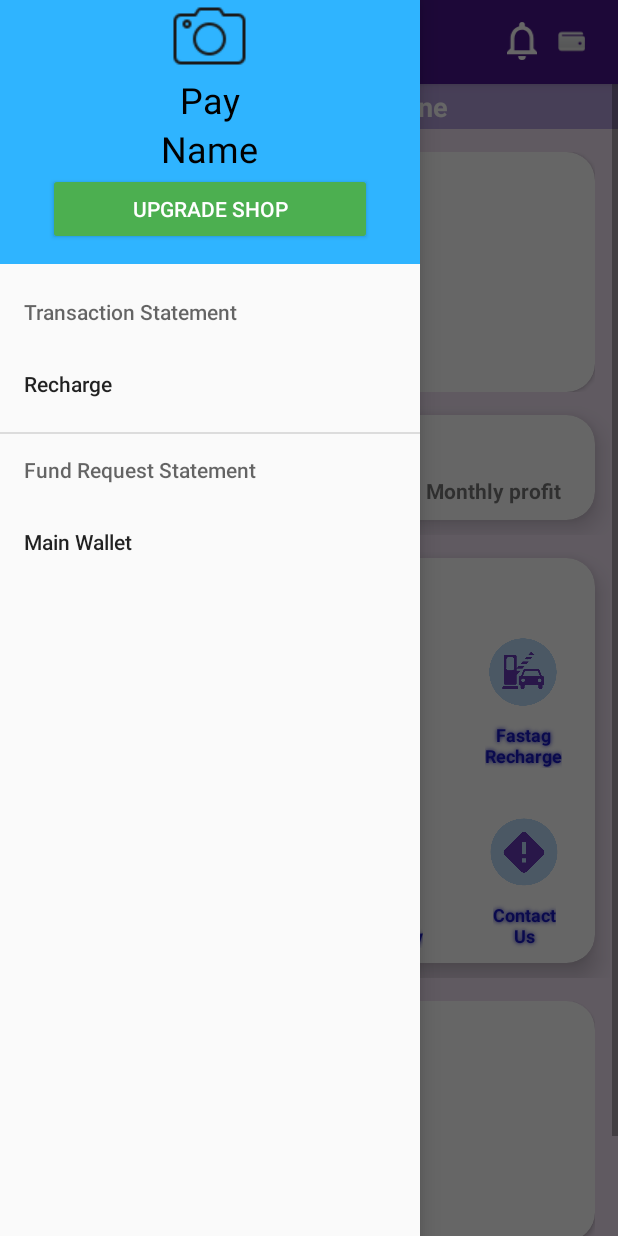
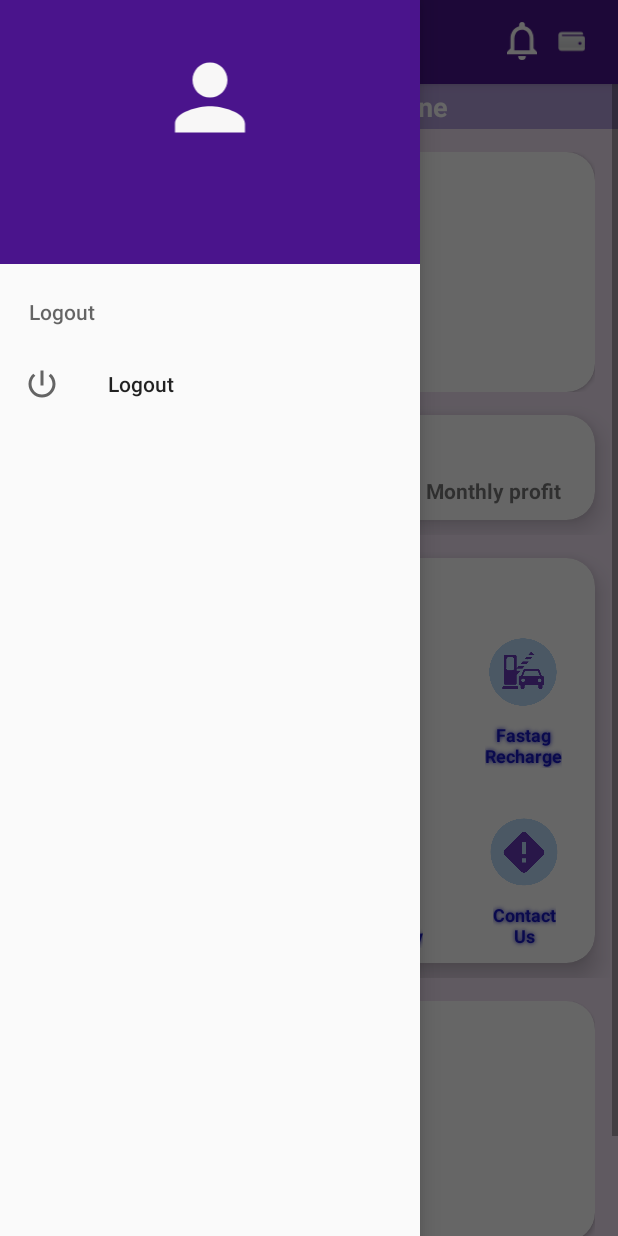
Before and after one commit to souradip-swipecare/swipe-care-demorecharrgeapp, an Android app: the MainActivity screen opened directly, with no data from a screen before it, with the side drawer open, on a phone screen of 412 x 824 dp. Run offline under Robolectric (Android 15) with nearby library versions, the phone set to English and light mode, and no system bars; our stand-ins replace CircleImageView; libraries missing offline, so code that uses them is left out: com.daimajia.slider; plain views replace SliderLayout; Roboto replaces fonts that are not available here; 7 statements that could not run were skipped.

Commit message:
added new fetaures

```diff
--- a/app/src/main/java/com/swipecare/payments/Fundpage.kt
+++ b/app/src/main/java/com/swipecare/payments/Fundpage.kt
@@ -157,6 +157,7 @@ class Fundpage : AppCompatActivity() {
                 it.putExtra("qrImage", profitresponse.qrImage )
                 it.putExtra("signature", profitresponse.signature )
                 startActivity(it)
+                finish()
 
             }
         }
--- a/app/src/main/java/com/swipecare/payments/MainActivity.java
+++ b/app/src/main/java/com/swipecare/payments/MainActivity.java
@@ -87,6 +87,7 @@ public class MainActivity extends AppCompatActivity implements NavigationView.On
     TextView textview_main_balance ;
     TextView textview_aeps_balance;
     TextView today_profit, monthly_profit ;
+    LinearLayout nav_wallet_request_reportt,nav_statementt;
 
 
 
@@ -221,7 +222,7 @@ public class MainActivity extends AppCompatActivity implements NavigationView.On
         kyc = findViewById(R.id.kyc);
 
 //        textview_main_balance.setText("" + SharePrfeManager.getInstance(MainActivity.this).mGetMainBalance());
-      //  today_profit.setText("₹ " + SharePrfeManager.getInstance(MainActivity.this).mGetMainBalance());
+        //  today_profit.setText("₹ " + SharePrfeManager.getInstance(MainActivity.this).mGetMainBalance());
 
 
         prepaidRecharge = findViewById(R.id.prepaid_recharge);
@@ -234,7 +235,23 @@ public class MainActivity extends AppCompatActivity implements NavigationView.On
                 startActivity(new Intent(MainActivity.this, DTH.class));
             }
         });
-//        swipeWallet = findViewById(R.id.swipe_wallet);
+        nav_wallet_request_reportt = findViewById(R.id.nav_wallet_request_reportt);
+        nav_wallet_request_reportt.setOnClickListener(new View.OnClickListener() {
+            @Override
+            public void onClick(View v) {
+                startActivity(new Intent(MainActivity.this, AccountStatementTransactionsActivity.class));
+            }
+        });
+        nav_statementt = findViewById(R.id.nav_statementt);
+        nav_statementt.setOnClickListener(new View.OnClickListener() {
+            @Override
+            public void onClick(View v) {
+                Intent intent = new Intent(MainActivity.this, TransactionReports.class);
+                intent.putExtra("type", "rechargestatement");
+                startActivity(intent);
+            }
+        });
+        //        swipeWallet = findViewById(R.id.swipe_wallet);
 //        swipeWallet.setOnClickListener(new View.OnClickListener() {
 //            @Override
 //            public void onClick(View v) {
@@ -338,12 +355,12 @@ public class MainActivity extends AppCompatActivity implements NavigationView.On
             mDemoSlider.addSlider(textSliderView);
             mDemoSlider.setPresetTransformer(SliderLayout.Transformer.Default);
         }
-//        View headerView = navigationView.getHeaderView(0);
-//        textview_name = headerView.findViewById(R.id.textview_name);
-//        textview_mobile = headerView.findViewById(R.id.textview_mobile);
+        View headerView = navigationView.getHeaderView(0);
+        textview_name = headerView.findViewById(R.id.textview_name);
+        textview_mobile = headerView.findViewById(R.id.textview_mobile);
 //
-//        textview_name.setText(SharePrfeManager.getInstance(MainActivity.this).mGetName());
-//        textview_mobile.setText(SharePrfeManager.getInstance(MainActivity.this).mGetMobile());
+        textview_name.setText(SharePrfeManager.getInstance(MainActivity.this).mGetName());
+        textview_mobile.setText(SharePrfeManager.getInstance(MainActivity.this).mGetMobile());
 
         // bottom navigation
         BottomNavigationView bottomNavigationView = findViewById(R.id.bottom_navigation_view);
@@ -409,12 +426,16 @@ public class MainActivity extends AppCompatActivity implements NavigationView.On
         } else if (id == R.id.nav_wallet_request_report) {
             Intent intent = new Intent(MainActivity.this, AccountStatementTransactionsActivity.class);
 //            intent.putExtra("type", "fundrequest");
-            startActivity(intent);
         } else if (id == R.id.payout_report) {
             Intent intent = new Intent(this, PayoutReportActivity.class);
             startActivity(intent);
             return true;
-        } else if (id == R.id.home) {
+        }  else if (id == R.id.actionLogout) {
+            SharePrfeManager.getInstance(MainActivity.this).mLogout();
+            startActivity(new Intent(MainActivity.this, Login.class));
+            finish();
+            return true;
+        }else if (id == R.id.home) {
             startActivity(new Intent(this, MainActivity.class));
             return true;
         } else if (id == R.id.my_reports) {
@@ -611,7 +632,7 @@ public class MainActivity extends AppCompatActivity implements NavigationView.On
                                 // TODO: change this later. don't forget
                                 textview_main_balance.setText(" ₹ " + data.getString("mainwallet"));
                                 Log.e("TAG", "onPostExecute: "+textview_main_balance );
-                               // monthly_profit.setText(" ₹ " + data.getString("month"));
+                                // monthly_profit.setText(" ₹ " + data.getString("month"));
                             }
                         }
                     } catch (JSONException e) {
@@ -673,7 +694,7 @@ public class MainActivity extends AppCompatActivity implements NavigationView.On
 
                 //Do something with the JSON string
 
-             //   Log.e("data", result);
+                //   Log.e("data", result);
 
                 if (!result.equals("")) {
                     try {
--- a/app/src/main/java/com/swipecare/payments/TransactionReports/TransactionReportsCardAdapter.java
+++ b/app/src/main/java/com/swipecare/payments/TransactionReports/TransactionReportsCardAdapter.java
@@ -35,7 +35,7 @@ public class TransactionReportsCardAdapter extends RecyclerView.Adapter<Transact
         viewHolder.textview_number.setText(items.getNumber());
         viewHolder.textview_refno.setText(items.getRefno());
         viewHolder.textview_amount.setText(items.getAmount());
-        viewHolder.textview_profit.setText(items.getProfit());
+//        viewHolder.textview_profit.setText(items.getProfit());
         viewHolder.textview_mobile.setText(items.getMobile());
         viewHolder.textview_date.setText(items.getCreated_at());
         viewHolder.textview_status.setText(items.getStatus());
--- a/app/src/main/res/drawable/person_icon_black.xml
+++ b/app/src/main/res/drawable/person_icon_black.xml
@@ -1,5 +1,5 @@
-<vector android:alpha="0.19" android:height="24dp"
+<vector android:alpha="1" android:height="24dp"
     android:viewportHeight="24.0" android:viewportWidth="24.0"
     android:width="24dp" xmlns:android="http://schemas.android.com/apk/res/android">
-    <path android:fillColor="#FF000000" android:pathData="M12,12c2.21,0 4,-1.79 4,-4s-1.79,-4 -4,-4 -4,1.79 -4,4 1.79,4 4,4zM12,14c-2.67,0 -8,1.34 -8,4v2h16v-2c0,-2.66 -5.33,-4 -8,-4z"/>
+    <path android:fillColor="#F8F7F7" android:pathData="M12,12c2.21,0 4,-1.79 4,-4s-1.79,-4 -4,-4 -4,1.79 -4,4 1.79,4 4,4zM12,14c-2.67,0 -8,1.34 -8,4v2h16v-2c0,-2.66 -5.33,-4 -8,-4z"/>
 </vector>
--- a/app/src/main/res/layout/app_bar_main.xml
+++ b/app/src/main/res/layout/app_bar_main.xml
@@ -33,9 +33,9 @@
                     android:id="@+id/toolbarTitle"
                     android:layout_width="match_parent"
                     android:layout_height="wrap_content"
+                    android:layout_alignParentStart="true"
                     android:layout_centerInParent="true"
                     android:text="@string/app_name"
-                    android:layout_alignParentStart="true"
                     android:textAppearance="@style/Base.TextAppearance.AppCompat.Medium"
                     android:textColor="@color/white"
                     android:visibility="visible" />
@@ -93,7 +93,8 @@
                             android:layout_gravity="center_vertical"
                             android:layout_marginRight="5dp"
                             android:gravity="center"
-                            android:textColor="@color/black" />
+                            android:textStyle="bold"
+                            android:textColor="@color/white" />
 
                     </LinearLayout>
 
--- a/app/src/main/res/layout/header_layout.xml
+++ b/app/src/main/res/layout/header_layout.xml
@@ -3,42 +3,39 @@
     xmlns:app="http://schemas.android.com/apk/res-auto"
     android:layout_width="match_parent"
     android:layout_height="@dimen/nav_header_height"
-    android:background="@drawable/side_nav_bar"
+    android:background="#4A148C"
     android:gravity="top"
     android:orientation="vertical"
     android:theme="@style/ThemeOverlay.AppCompat.Dark">
 
     <ImageView
         android:id="@+id/top_image"
+        android:layout_width="140dp"
+        android:layout_height="70dp"
+        android:layout_marginTop="30dp"
+        android:layout_gravity="center_horizontal"
+        app:srcCompat="@drawable/person_icon_black" />
+
+    <TextView
+        android:id="@+id/textview_name"
         android:layout_width="wrap_content"
         android:layout_height="wrap_content"
         android:layout_gravity="center_horizontal"
-        app:srcCompat="@drawable/ic_camera_capture_screenshot" />
+        android:textStyle="bold"
+        android:textAppearance="@style/TextAppearance.AppCompat.Body1"
+        android:textColor="@color/colorWhite"
+        android:textSize="20sp" />
 
     <TextView
+        android:id="@+id/textview_mobile"
         android:layout_width="wrap_content"
         android:layout_height="wrap_content"
         android:layout_gravity="center_horizontal"
-        android:text="Pay"
+        android:textStyle="bold"
         android:textAppearance="@style/TextAppearance.AppCompat.Body1"
-        android:textColor="@color/black"
-        android:textSize="24sp" />
+        android:textColor="@color/white"
+        android:textSize="20sp" />
 
-    <TextView
-        android:layout_width="wrap_content"
-        android:layout_height="wrap_content"
-        android:layout_gravity="center_horizontal"
-        android:text="Name"
-        android:textAppearance="@style/TextAppearance.AppCompat.Body1"
-        android:textColor="@color/black"
-        android:textSize="24sp" />
 
-    <Button
-        android:layout_width="match_parent"
-        android:layout_height="wrap_content"
-        android:layout_marginStart="32dp"
-        android:layout_marginEnd="32dp"
-        android:backgroundTint="@color/green"
-        android:text="@string/upgrade_shop" />
 
 </LinearLayout>
--- a/app/src/main/res/layout/sbinfotechhdashboard.xml
+++ b/app/src/main/res/layout/sbinfotechhdashboard.xml
@@ -333,7 +333,7 @@
                                 android:drawablePadding="2dp"
                                 android:gravity="center_vertical"
                                 android:textSize="15sp"
-
+                                android:textStyle="bold"
                                 app:layout_constraintBottom_toTopOf="@+id/textView28"
                                 app:layout_constraintEnd_toEndOf="@+id/textView28"
                                 app:layout_constraintStart_toStartOf="@+id/textView28"
@@ -582,7 +582,7 @@
 
                             </LinearLayout>
                             <LinearLayout
-                                android:id="@+id/day_book"
+                                android:id="@+id/nav_statementt"
                                 android:layout_width="wrap_content"
                                 android:layout_height="match_parent"
                                 android:layout_gravity="center"
@@ -608,13 +608,13 @@
                                     android:layout_width="wrap_content"
                                     android:layout_height="wrap_content"
                                     android:paddingTop="5dp"
-                                    android:text="Day\nBook"
+                                    android:text="Recharge\nBook"
                                     android:textAlignment="center"
                                     android:textAppearance="@style/iconname" />
 
                             </LinearLayout>
                             <LinearLayout
-                                android:id="@+id/wallet_summary"
+                                android:id="@+id/nav_wallet_request_reportt"
                                 android:layout_width="wrap_content"
                                 android:layout_height="match_parent"
                                 android:layout_gravity="center"
--- a/app/src/main/res/menu/activity_main_drawer.xml
+++ b/app/src/main/res/menu/activity_main_drawer.xml
@@ -4,7 +4,7 @@
     tools:showIn="navigation_view">
 
     <group android:checkableBehavior="single">
-        <item android:title="Transaction Statement">
+        <item android:title=" Logout  ">
             <menu>
                 <item
                     android:id="@+id/nav_aeps_transaction_reports"
@@ -24,11 +24,18 @@
                     android:visible="false" />
                 <item
                     android:id="@+id/nav_statement"
-                    android:title="Recharge" />
+                    android:title="Recharge"
+                    android:visible="false"/>
                 <item
                     android:id="@+id/payout_report"
                     android:title="@string/payout_report"
                     android:visible="false"/>
+                <item
+                    android:id="@+id/actionLogout"
+                    android:icon="@drawable/mylogout_24dp"
+                    android:orderInCategory="70"
+                    android:title="Logout"
+                    android:visible="true"/>
             </menu>
         </item>
 
@@ -40,7 +47,8 @@
                     android:visible="false" />
                 <item
                     android:id="@+id/nav_wallet_request_report"
-                    android:title="@string/main_wallet" />
+                    android:title="@string/main_wallet"
+                    android:visible="false"/>
             </menu>
         </item>
     </group>
```
